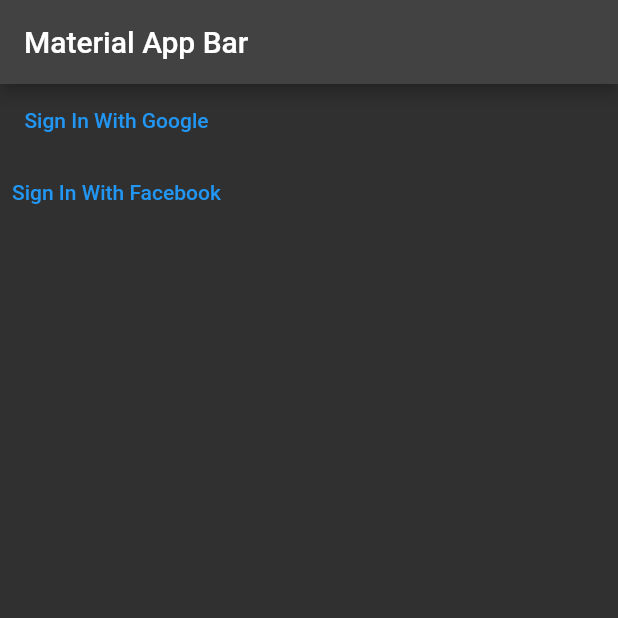
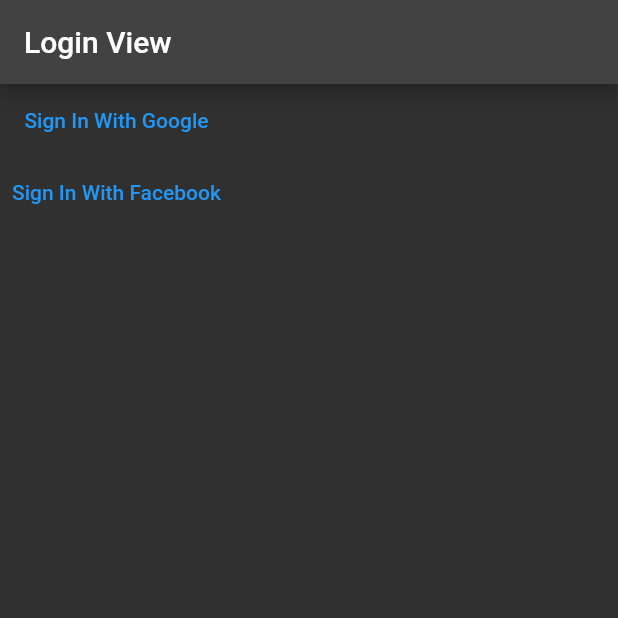
Before and after one commit to Gabonauta/socialnet, a Flutter app: the screen it shows after launch, after a tap on "Sign In With Google", on a phone screen of 412 x 824 dp, the top half of it. Run offline on Flutter 3.47's test engine with Material 2 defaults, Android fonts, the phone set to English and light mode, and no system bars; our stand-ins replace cloud_firestore, firebase_auth, firebase_core, google_sign_in, hooks_riverpod; missing offline and left inert: flutter_facebook_auth; accounts and stored records are empty.

Commit message:
login logout test

```diff
--- a/lib/main.dart
+++ b/lib/main.dart
@@ -1,6 +1,8 @@
 import 'package:flutter/material.dart';
 import 'package:firebase_core/firebase_core.dart';
-import 'package:socialnet/state/auth/backend/authenticator.dart';
+import 'package:hooks_riverpod/hooks_riverpod.dart';
+import 'package:socialnet/state/auth/provider/auth_state_provider.dart';
+import 'package:socialnet/state/auth/provider/is_logged_in_provider.dart';
 import 'firebase_options.dart';
 
 import 'dart:developer' as devtools show log;
@@ -15,7 +17,11 @@
     options: DefaultFirebaseOptions.currentPlatform,
   );
 
-  runApp(const MyApp());
+  runApp(
+    const ProviderScope(
+      child: MyApp(),
+    ),
+  );
 }
 
 class MyApp extends StatelessWidget {
@@ -29,13 +35,22 @@
       darkTheme: ThemeData.dark(),
       debugShowCheckedModeBanner: false,
       title: 'Material App',
-      home: const HomePage(),
+      home: Consumer(
+        builder: (context, ref, child) {
+          final isLoggedIn = ref.watch(isLoggedInProvider);
+          if (isLoggedIn) {
+            return const MainView();
+          } else {
+            return const LoginView();
+          }
+        },
+      ),
     );
   }
 }
 
-class HomePage extends StatelessWidget {
-  const HomePage({
+class MainView extends StatelessWidget {
+  const MainView({
     Key? key,
   }) : super(key: key);
 
@@ -43,25 +58,46 @@
   Widget build(BuildContext context) {
     return Scaffold(
       appBar: AppBar(
-          title: const Text('Material App Bar'),
+        title: const Text('Main View'),
+      ),
+      body: Consumer(
+        builder: (context, ref, child) {
+          return TextButton(
+            onPressed: () async {
+              await ref.read(authStateProvider.notifier).logOut();
+            },
+            child: const Text("Log Out"),
+          );
+        },
+      ),
+    );
+  }
+}
+
+class LoginView extends ConsumerWidget {
+  const LoginView({
+    Key? key,
+  }) : super(key: key);
+
+  @override
+  Widget build(BuildContext context, WidgetRef ref) {
+    return Scaffold(
+      appBar: AppBar(
+        title: const Text("Login View"),
       ),
       body: Column(
         children: [
           TextButton(
-              onPressed: () async {
-                final result = await const Authenticator().logInWithGoogle();
-                result.log();
-              },
+            onPressed: ref.read(authStateProvider.notifier).loginWithGoogle,
+//              final result = await const Authenticator().logInWithGoogle();
             child: const Text("Sign In With Google"),
           ),
           TextButton(
-              onPressed: () async {
-                final result = await const Authenticator().loginWitFacebook();
-                result.log();
-              },
+            onPressed: ref.read(authStateProvider.notifier).loginWithFacebook,
             child: const Text("Sign In With Facebook"),
           )
         ],
-        ));
+      ),
+    );
   }
 }
--- a/lib/state/auth/notifier/auth_state_notifier.dart
+++ b/lib/state/auth/notifier/auth_state_notifier.dart
@@ -29,13 +29,15 @@
     final result = await _authenticator.logInWithGoogle();
     final userId = _authenticator.userId;
     if (result == AuthResult.success && userId != null) {
-      await saveUserInfo(userId: userId);
-      state = AuthState(
-        result: result,
-        isLoading: false,
+      await saveUserInfo(
         userId: userId,
       );
     }
+    state = AuthState(
+      result: result,
+      isLoading: false,
+      userId: userId,
+    );
   }
 
   Future<void> loginWithFacebook() async {
@@ -43,13 +45,15 @@
     final result = await _authenticator.loginWitFacebook();
     final userId = _authenticator.userId;
     if (result == AuthResult.success && userId != null) {
-      await saveUserInfo(userId: userId);
-      state = AuthState(
-        result: result,
-        isLoading: false,
+      await saveUserInfo(
         userId: userId,
       );
     }
+    state = AuthState(
+      result: result,
+      isLoading: false,
+      userId: userId,
+    );
   }
 
   Future<void> saveUserInfo({required UserId userId}) {
```
Lines whose indentation alone changed are shown as unchanged.
